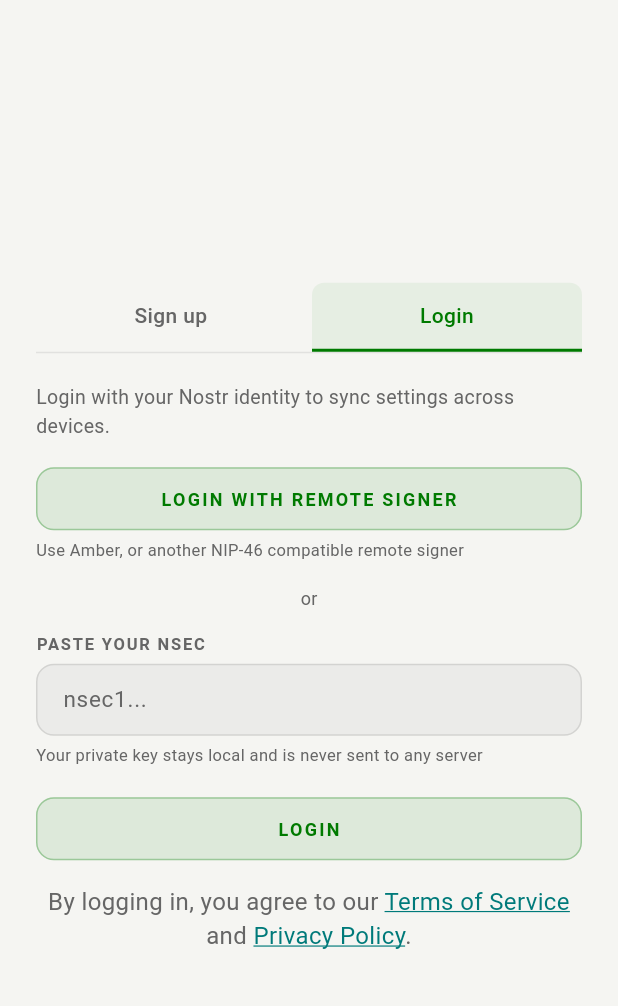
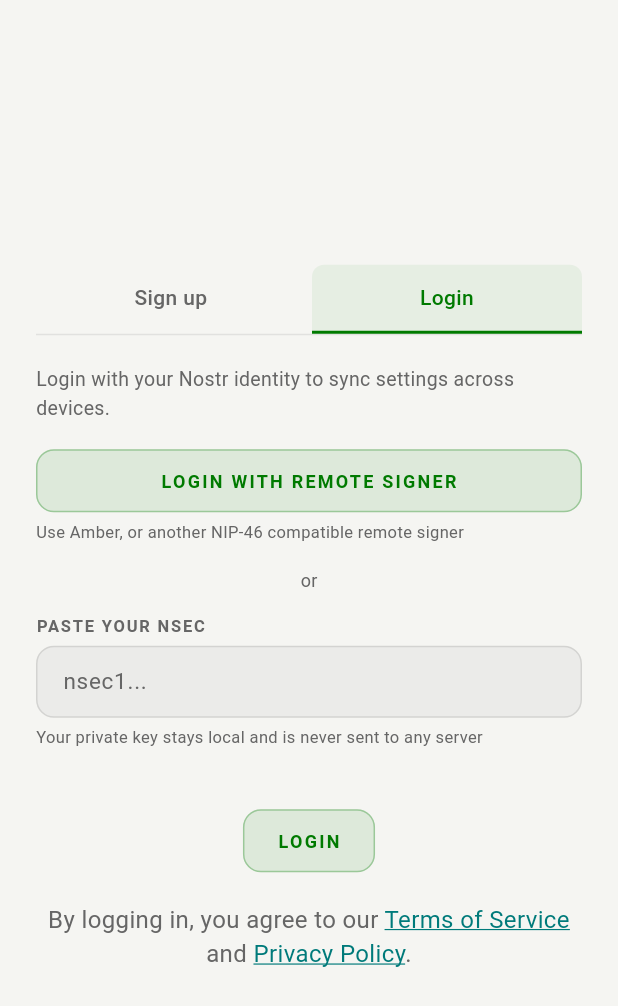
Before and after one commit to Spl0itable/flutter-app, a Flutter app: the screen it shows after launch, after a tap on "Login", on a phone screen of 412 x 824 dp. Shown: the top 1006 px of the screen. Run offline on Flutter 3.47's test engine with Material 3 defaults, Android fonts, the phone set to English and light mode, and no system bars; our stand-ins replace app_links, audioplayers, cached_network_image, convert, file_picker, flutter_local_notifications and 13 more; missing offline and left inert: bech32, bip340, cryptography, flutter_webrtc, pointycastle; accounts and stored records are empty.

Commit message:
Make welcome-screen Enter/Login buttons content-width, not full-bleed
In the PWA the signup "Enter" (.send-btn in a centered .modal-actions) and the
login "Login" (.send-btn.nm-h-82 { flex: 0 1 auto }) are content-width, centered
pills — only "Login with Remote Signer" (.nm-h-23 { width: 100% }) is full-width.
The Flutter tabs rendered Enter and Login full-bleed; wrap both in a centered
Align and drop fullWidth, and bump the Login top gap to 40px (nm-h-81 margin).

Co-Authored-By: Claude Opus 4.8 <noreply@anthropic.com>
Claude-Session: https://claude.ai/code/session_01Kf9f9HCLDCbdH25ugYYAyk

```diff
--- a/lib/features/identity/setup_modal.dart
+++ b/lib/features/identity/setup_modal.dart
@@ -483,15 +483,16 @@ class _SetupModalState extends ConsumerState<SetupModal> {
         style: TextStyle(color: c.textDim, fontSize: 11),
       ),
       const SizedBox(height: 20),
-      // `.send-btn` (translucent primary pill), h42.
-      Padding(
+      // `.send-btn` (translucent primary pill), h42. `.modal-actions` is a
+      // centered flex and the button is `flex: 0 1 auto`, so it's content-width
+      // and centered — NOT full-bleed (index.html:1338, styles-chat.css:1920).
+      Align(
         key: const Key('setupEnterBtn'),
-        padding: EdgeInsets.zero,
+        alignment: Alignment.center,
         child: ModalChrome.sendButton(
           c,
           'Enter',
           _busy ? null : _enter,
-          fullWidth: true,
           child: _busy
               ? SizedBox(
                   width: 18,
@@ -550,22 +551,27 @@ class _SetupModalState extends ConsumerState<SetupModal> {
         'Your private key stays local and is never sent to any server',
         style: TextStyle(color: c.textDim, fontSize: 11),
       ),
-      const SizedBox(height: 20),
-      ModalChrome.sendButton(
+      // `.modal-actions.nm-h-81 { margin: 40px auto 20px }`.
+      const SizedBox(height: 40),
+      // `.send-btn.nm-h-82 { flex: 0 1 auto }` in a centered `.modal-actions`:
+      // content-width, centered — not full-bleed.
+      Align(
+        alignment: Alignment.center,
+        child: ModalChrome.sendButton(
           c,
           'Login',
           _loggingIn ? null : _loginWithNsec,
-        fullWidth: true,
           child: _loggingIn
               ? SizedBox(
                   width: 18,
                   height: 18,
-                child:
-                    CircularProgressIndicator(strokeWidth: 2, color: c.primary),
+                  child: CircularProgressIndicator(
+                      strokeWidth: 2, color: c.primary),
                 )
               : null,
         ),
-      const SizedBox(height: 16),
+      ),
+      const SizedBox(height: 20),
       _tosText(c, 'By logging in, you agree to our '),
     ];
   }
```
Lines whose indentation alone changed are shown as unchanged.
